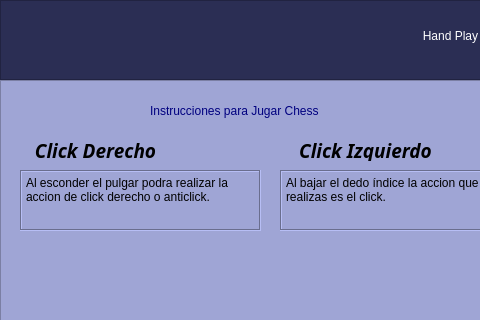
Before: the Qt Designer form GUI/IChess.ui in Rainherz/Hand-Play, drawn with Qt 5; both pictures show x 0 to 480 and y 0 to 320 of the 912 by 718 pixel window.
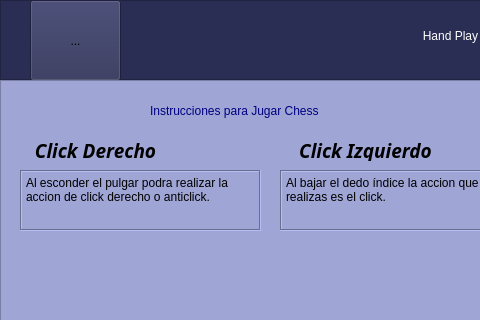
After: the same form once the commit is applied. Icons and pictures are not drawn.

```diff
--- a/GUI/IChess.ui
+++ b/GUI/IChess.ui
@@ -53,6 +53,41 @@
       <set>Qt::AlignCenter</set>
      </property>
     </widget>
+    <widget class="QToolButton" name="toolButton">
+     <property name="enabled">
+      <bool>true</bool>
+     </property>
+     <property name="geometry">
+      <rect>
+       <x>30</x>
+       <y>0</y>
+       <width>91</width>
+       <height>81</height>
+      </rect>
+     </property>
+     <property name="font">
+      <font>
+       <stylestrategy>PreferDefault</stylestrategy>
+       <kerning>true</kerning>
+      </font>
+     </property>
+     <property name="layoutDirection">
+      <enum>Qt::LeftToRight</enum>
+     </property>
+     <property name="text">
+      <string>...</string>
+     </property>
+     <property name="icon">
+      <iconset>
+       <normaloff>../img/logo.png</normaloff>../img/logo.png</iconset>
+     </property>
+     <property name="iconSize">
+      <size>
+       <width>160</width>
+       <height>160</height>
+      </size>
+     </property>
+    </widget>
    </widget>
    <widget class="QFrame" name="Videojuegos">
     <property name="geometry">
```
